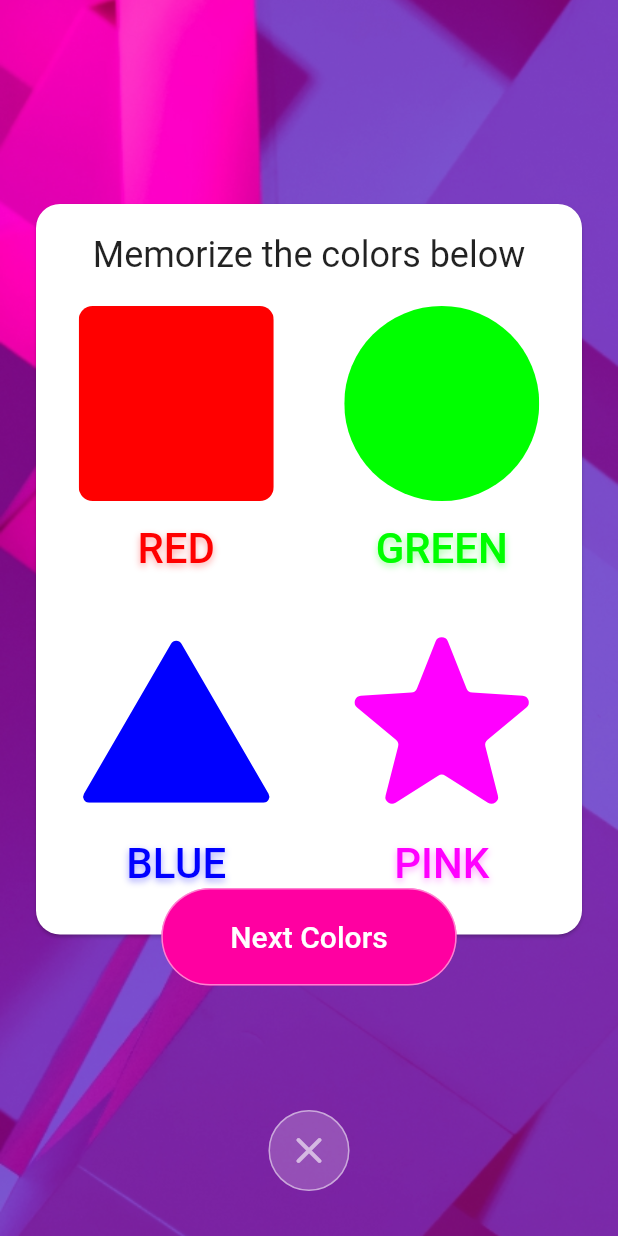
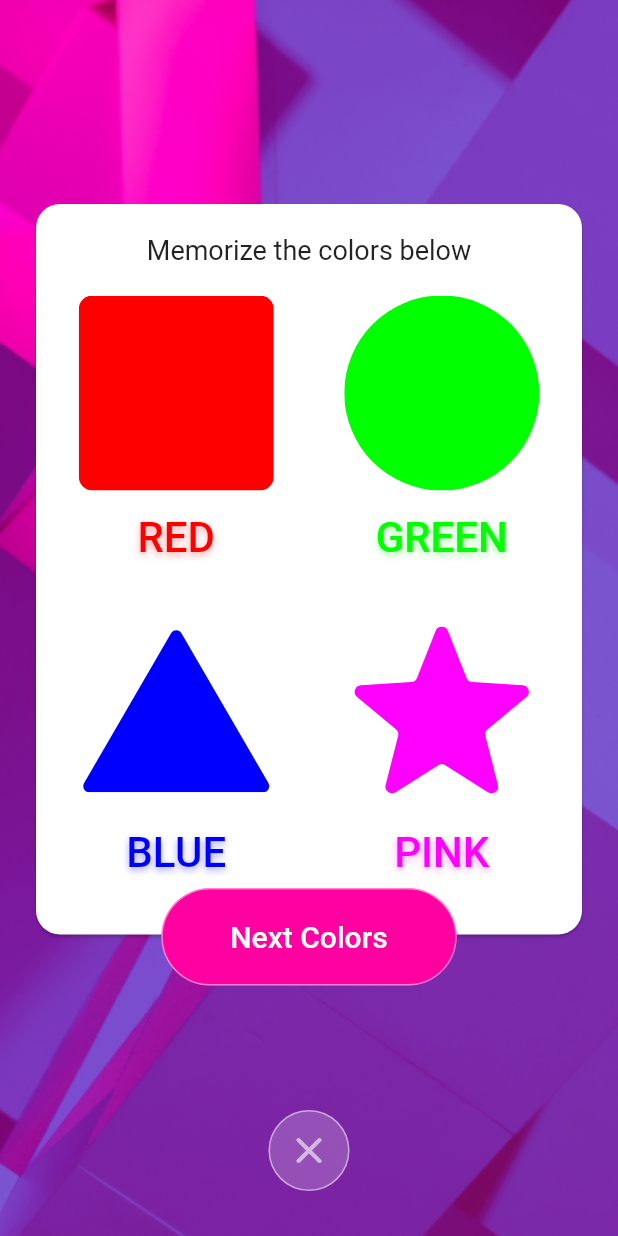
Before and after one commit to phix-o/copic, a Flutter app: the ColorsViewScreen screen opened by its route, on a phone screen of 412 x 824 dp. Run offline on Flutter 3.47's test engine with Material 2 defaults, Android fonts, the phone set to English and light mode, and no system bars; our stand-ins replace flutter_hooks, flutter_svg, shared_preferences; accounts and stored records are empty.

Commit message:
minor bug fixes

```diff
--- a/lib/common/functional.dart
+++ b/lib/common/functional.dart
@@ -1,3 +1,4 @@
+import 'package:flutter/foundation.dart';
 import 'package:flutter/material.dart';
 
 import '../config/constants.dart';
@@ -21,3 +22,7 @@ List<Widget> buildScaffoldBackground(BuildContext context) {
         color: kPrimaryColor.withOpacity(0.48)),
   ];
 }
+
+bool isAppDebug() {
+  return kDebugMode;
+}
--- a/lib/main.dart
+++ b/lib/main.dart
@@ -1,3 +1,4 @@
+import 'package:copic/common/functional.dart';
 import 'package:flutter/material.dart';
 
 import 'package:copic/common/storage/storage.dart';
@@ -21,7 +22,8 @@ class MyApp extends StatelessWidget {
   @override
   Widget build(BuildContext context) {
     return MaterialApp(
-        title: 'Flutter Demo',
+        debugShowCheckedModeBanner: isAppDebug(),
+        title: 'Copic',
         theme: themeLight(),
         darkTheme: themeDark(),
         themeMode: ThemeMode.light,
--- a/lib/screens/colors/colors_view_screen.dart
+++ b/lib/screens/colors/colors_view_screen.dart
@@ -51,7 +51,8 @@ class ColorsViewScreen extends HookWidget {
                           children: [
                             Text(
                               'Memorize the colors below',
-                              style: textTheme.headline5,
+                              style:
+                                  textTheme.headline5?.copyWith(fontSize: 18),
                             ),
                             const SizedBox(height: 20),
                             Expanded(
--- a/lib/screens/colors/models.dart
+++ b/lib/screens/colors/models.dart
@@ -42,7 +42,7 @@ List<ColorShape> colors = [
   {
     'name': 'black',
     'color': '#FFF000000',
-    'svgUrl': 'assets/shapes/poly-5.svg'
+    'svgUrl': 'assets/shapes/poly-4.svg'
   },
   {
     'name': 'white',
--- a/lib/screens/colors/widgets.dart
+++ b/lib/screens/colors/widgets.dart
@@ -140,7 +140,10 @@ class CompletionTab extends StatelessWidget {
         const SizedBox(height: 20),
         Text('Your score was', style: textTheme.headline4),
         const SizedBox(height: 10),
-        Text('$percentage%', style: textTheme.headline1),
+        Text(
+          '$percentage%',
+          style: textTheme.headline1?.copyWith(fontSize: 80),
+        ),
         Text('$score out of $total'),
         const SizedBox(height: 30),
         Button(onPressed: () => _goHome(context), label: 'Go Home'),
--- a/lib/screens/home_screen.dart
+++ b/lib/screens/home_screen.dart
@@ -89,7 +89,9 @@ class HomeScreen extends HookWidget {
         },
         child: Chip(
           label: Text(d),
-          backgroundColor: isSelected ? kPrimaryColor : Colors.grey.shade100,
+          backgroundColor: isSelected
+              ? kPrimaryColor.withOpacity(0.4)
+              : Colors.grey.shade200,
         ),
       ));
     }
```
Also changed, not shown: assets/shapes/poly-3.svg, assets/shapes/poly-4.svg (added), assets/shapes/poly-5.svg (deleted).
